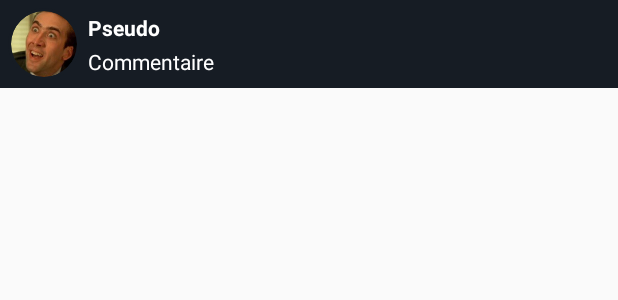
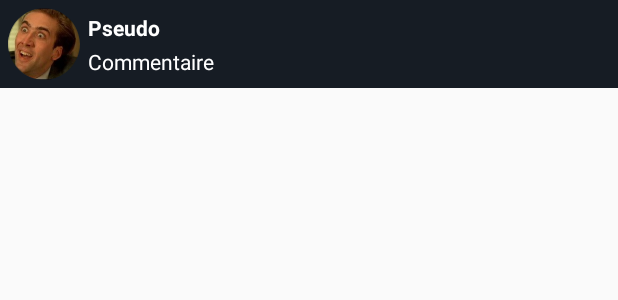
Before and after one commit to Christiantaguejou/CoursAndroid, an Android app: the layout cell_comment.xml on its own in the app's theme, with its tools: preview values and no code run, on a phone screen of 412 x 824 dp. Shown: the top 300 px of the screen. Run offline under Robolectric (Android 15) with nearby library versions, the phone set to English and light mode, and no system bars.

Commit message:
Comments now have a round profil picture

```diff
--- /dev/null
+++ b/TPs/ShareMovie/app/src/main/res/drawable/round_file.xml
@@ -0,0 +1,6 @@
+<vector android:height="72dp" android:viewportHeight="512.0"
+    android:viewportWidth="512.0" android:width="72dp" xmlns:android="http://schemas.android.com/apk/res/android">
+    <path android:fillColor="@color/colorBackground" android:fillType="evenOdd"
+        android:pathData="M0,0L512,0L512,512L0,512L0,0ZM256,511C396.8,511 511,396.8 511,256C511,115.2 396.8,1 256,1C115.2,1 1,115.2 1,256C1,396.8 115.2,511 256,511Z"
+        android:strokeColor="@android:color/transparent" android:strokeWidth="1"/>
+</vector>
--- /dev/null
+++ b/TPs/ShareMovie/app/src/main/res/drawable/rounded_user.xml
@@ -0,0 +1,7 @@
+<?xml version="1.0" encoding="utf-8"?>
+<layer-list xmlns:android="http://schemas.android.com/apk/res/android" >
+
+    <item android:drawable="@drawable/comment_image"/>
+    <item android:drawable="@drawable/round_file"/>
+
+</layer-list>
--- a/TPs/ShareMovie/app/src/main/res/layout/cell_comment.xml
+++ b/TPs/ShareMovie/app/src/main/res/layout/cell_comment.xml
@@ -6,20 +6,12 @@
     android:background="@color/colorBackground"
     android:padding="5dp">
 
-    <!--<ImageView-->
-        <!--android:id="@+id/user_image"-->
-        <!--android:layout_width="wrap_content"-->
-        <!--android:layout_height="wrap_content"-->
-        <!--android:src="@drawable/ic_person_white_48dp"/>-->
-
-    <de.hdodenhof.circleimageview.CircleImageView
+    <ImageView
         android:id="@+id/user_image"
-        xmlns:app="http://schemas.android.com/apk/res-auto"
         android:layout_width="48dp"
         android:layout_height="48dp"
-        android:src="@drawable/comment_image"
-        app:civ_border_width="2dp"
-        app:civ_border_color="@color/colorBackground"/>
+        android:background="@color/colorBackground"
+        android:src="@drawable/rounded_user" />
 
     <LinearLayout
         android:id="@+id/comment"
```
Also changed, not shown: TPs/ShareMovie/app/src/main/res/drawable/comment_image.jpg.
